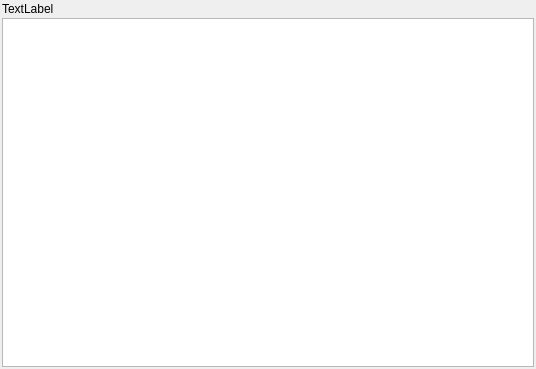
The window that mkstools/widgets/maincommandwidget.ui (diegowald/mkstools) describes before a commit, drawn with Qt 5.
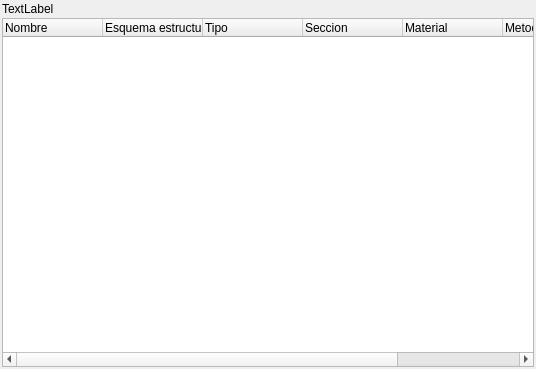
The same window after the commit.

The edit to the form file:
```diff
--- a/mkstools/widgets/maincommandwidget.ui
+++ b/mkstools/widgets/maincommandwidget.ui
@@ -42,7 +42,43 @@
       <number>2</number>
      </property>
      <item>
-      <widget class="QListWidget" name="listElements"/>
+      <widget class="QTreeWidget" name="listElements">
+       <column>
+        <property name="text">
+         <string>Nombre</string>
+        </property>
+       </column>
+       <column>
+        <property name="text">
+         <string>Esquema estructural</string>
+        </property>
+       </column>
+       <column>
+        <property name="text">
+         <string>Tipo</string>
+        </property>
+       </column>
+       <column>
+        <property name="text">
+         <string>Seccion</string>
+        </property>
+       </column>
+       <column>
+        <property name="text">
+         <string>Material</string>
+        </property>
+       </column>
+       <column>
+        <property name="text">
+         <string>Metodo Calculo</string>
+        </property>
+       </column>
+       <column>
+        <property name="text">
+         <string>Calculada</string>
+        </property>
+       </column>
+      </widget>
      </item>
     </layout>
    </item>
```
